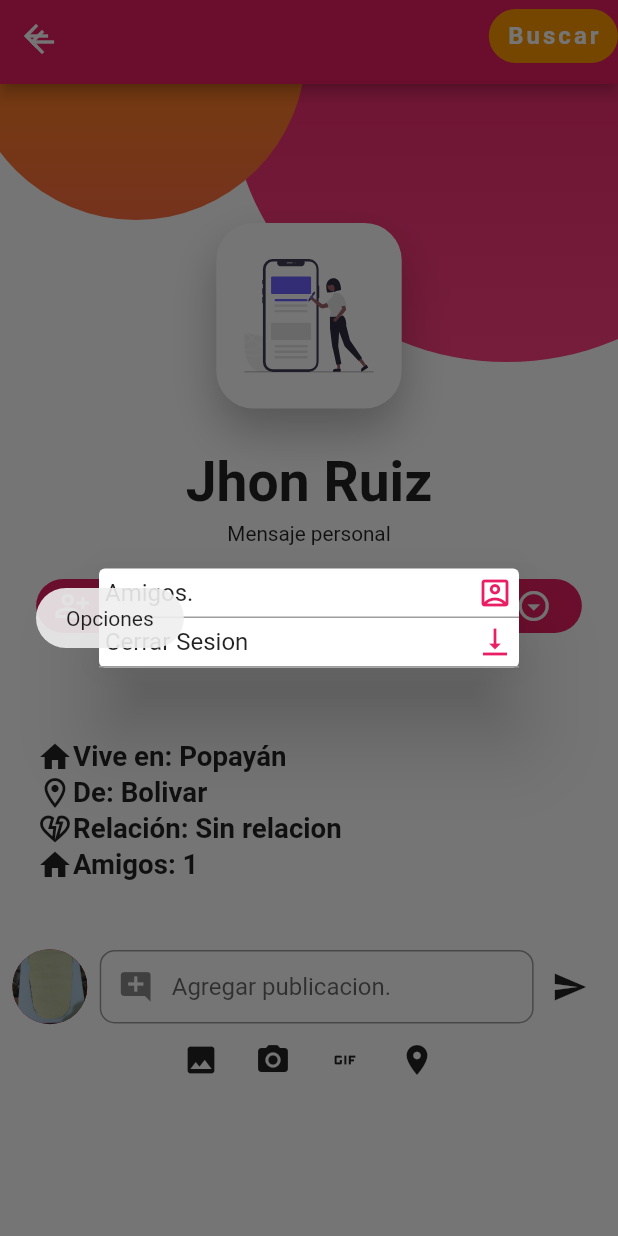
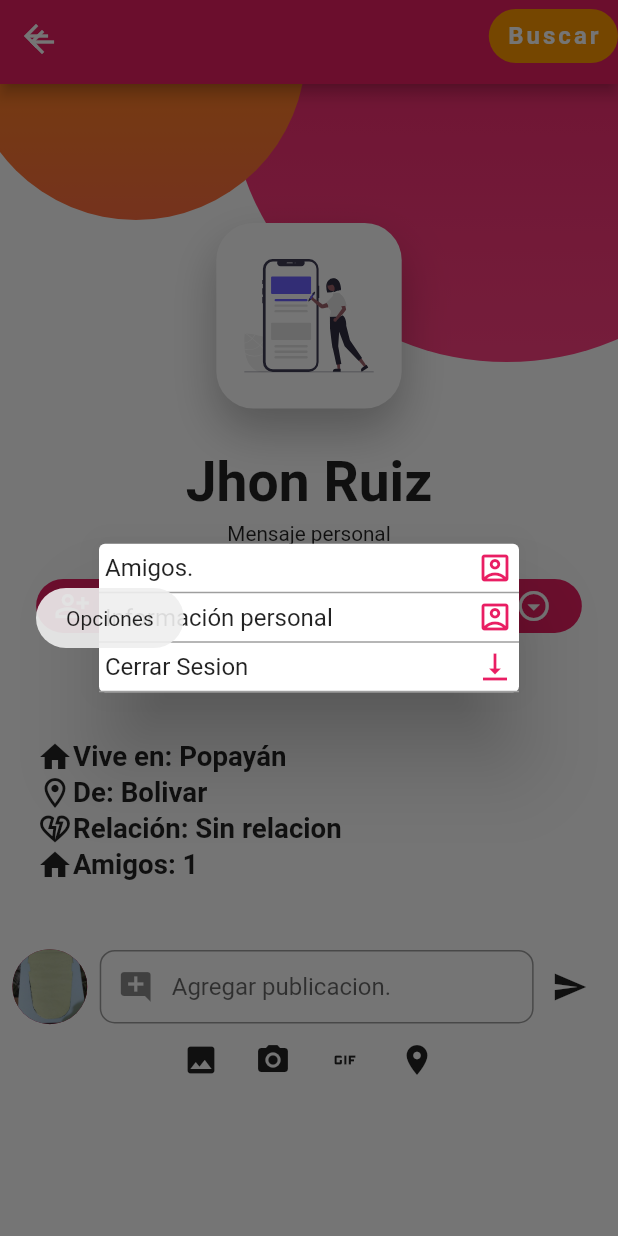
Before and after one commit to ricardo712/social_fast, a Flutter app: the perfilCompleto screen opened directly, after a tap on the "arrow drop down circle" icon, on a phone screen of 412 x 824 dp. Run offline on Flutter 3.47's test engine with Material 2 defaults, Android fonts, the phone set to English and light mode, and no system bars; our stand-ins replace cloud_firestore, curved_navigation_bar, dio, file_picker, firebase_auth, firebase_core and 9 more; missing offline and left inert: dart:ffi, photo_manager; accounts and stored records are empty.

Commit message:
agregando info personal

```diff
--- a/lib/screens/perfilCompleto.dart
+++ b/lib/screens/perfilCompleto.dart
@@ -10,6 +10,8 @@ import 'package:social_fast/views/form_publicar.dart';
 import 'package:social_fast/views/informacion_personal.dart';
 import 'package:social_fast/widgets/circle.dart';
 import 'package:social_fast/widgets/icon_container.dart';
+
+import 'infoPersonal.dart';
 
 class perfilCompleto extends StatefulWidget {
   const perfilCompleto({Key? key}) : super(key: key);
@@ -265,6 +267,35 @@ class _perfilCompletoState extends State<perfilCompleto> {
                 ),
                 InkWell(
                   onTap: () {
+                    infopersonal();
+                  },
+                  child: Container(
+                    padding: const EdgeInsets.all(4),
+                    decoration: const BoxDecoration(
+                      border: Border(
+                        bottom: BorderSide(width: 1, color: Colors.grey),
+                      ),
+                    ),
+                    child: Row(
+                      children: const [
+                        Expanded(
+                          child: Text(
+                            "Información personal ",
+                            style: TextStyle(
+                              fontSize: 16,
+                            ),
+                          ),
+                        ),
+                        Icon(
+                          Icons.account_box_outlined,
+                          color: Colors.pink,
+                        ),
+                      ],
+                    ),
+                  ),
+                ),
+                InkWell(
+                  onTap: () {
                     salir(context);
                   },
                   child: Container(
```
